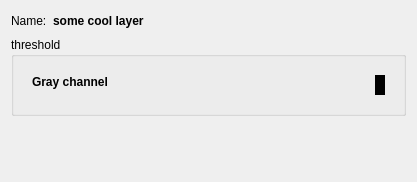
Old version of the form designerElements/grayLayerDialog.ui in the repository ilastik/ilastik.
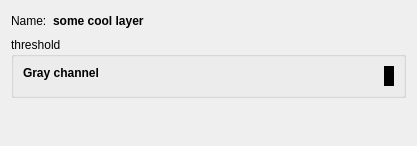
New version of the form. Custom widgets are drawn as their Qt base class.

Commit message: reduce margins

The edit to the form file:
```diff
--- a/designerElements/grayLayerDialog.ui
+++ b/designerElements/grayLayerDialog.ui
@@ -7,7 +7,7 @@
     <x>0</x>
     <y>0</y>
     <width>417</width>
-    <height>182</height>
+    <height>146</height>
    </rect>
   </property>
   <property name="windowTitle">
@@ -60,6 +60,9 @@
          </sizepolicy>
         </property>
         <layout class="QHBoxLayout" name="horizontalLayout">
+         <property name="margin">
+          <number>0</number>
+         </property>
          <item>
           <layout class="QVBoxLayout" name="verticalLayout">
            <item>
@@ -111,7 +114,7 @@
      <property name="sizeHint" stdset="0">
       <size>
        <width>20</width>
-       <height>15</height>
+       <height>2</height>
       </size>
      </property>
     </spacer>
```
